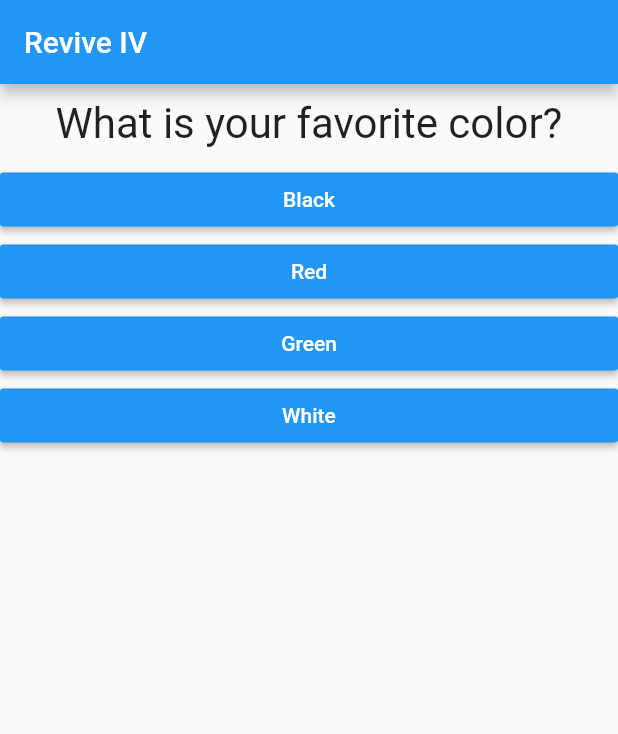
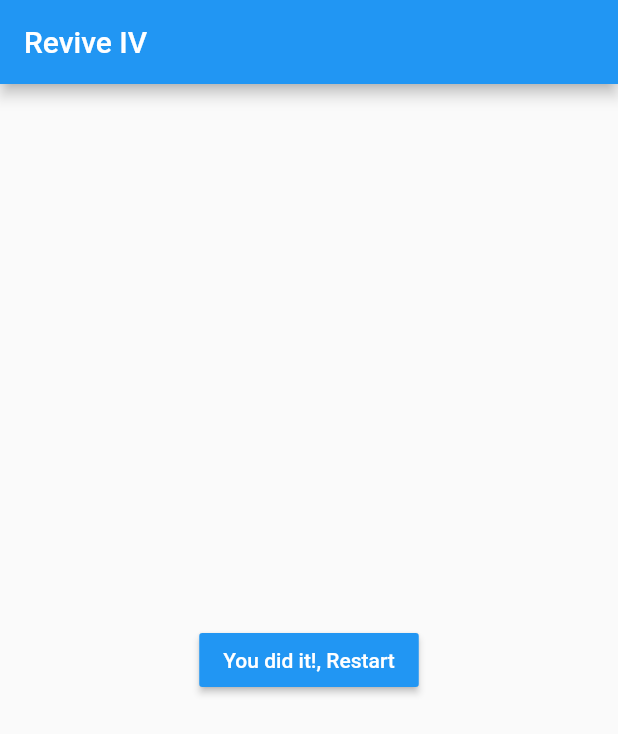
Before and after one commit to lmasullo/flutter_udemy, a Flutter app: the screen it shows after launch, after a tap on "Black", after a tap on "Snake", after a tap on "Sushi", on a phone screen of 412 x 824 dp. Shown: the top 734 px of the screen. Run offline on Flutter 3.47's test engine with Material 2 defaults, Android fonts, the phone set to English and light mode, and no system bars.

```diff
--- a/lib/main.dart
+++ b/lib/main.dart
@@ -23,7 +23,7 @@ class MyApp extends StatefulWidget {
 
 // This class is persistent state of the app
 class _MyAppState extends State<MyApp> {
-  var questions = [
+  final questions = const [
     {
       'questionText': 'What is your favorite color?',
       'answers': ['Black', 'Red', 'Green', 'White']
@@ -45,12 +45,17 @@ class _MyAppState extends State<MyApp> {
     // Set state will trigger the build method that rebuilds the UI widget tree
     setState(() {
       questionIndex = questionIndex + 1;
-      if (questionIndex == questions.length) {
-        questionIndex = 0;
-      }
+      // if (questionIndex == questions.length) {
+      //   questionIndex = 0;
+      // }
     });
 
     print(questionIndex);
+  }
+
+  restart() {
+    print('restart');
+    questionIndex = 0;
   }
 
   @override
@@ -60,7 +65,8 @@ class _MyAppState extends State<MyApp> {
         appBar: AppBar(
           title: const Text('Revive IV'),
         ),
-        body: Column(
+        body: questionIndex < questions.length || questionIndex == 0
+            ? Column(
                 children: [
                   // I'm referencing the Question class here from the question.dart file
                   Question(
@@ -70,14 +76,15 @@ class _MyAppState extends State<MyApp> {
                       .map((answer) {
                     return Answer(answerQuestion, answer);
                   }).toList(),
-
-            // Text(questions[1]),
-            // Answer(answerQuestion),
-            // RaisedButton(
-            //     child: const Text('Answer 2'), onPressed: (answerQuestion)),
-            // RaisedButton(
-            //     child: const Text('Answer 3'), onPressed: (answerQuestion)),
                 ],
+              )
+            : Center(
+                child: RaisedButton(
+                  child: Text('You did it!, Restart'),
+                  onPressed: restart,
+                  color: Colors.blue,
+                  textColor: Colors.white,
+                ),
               ),
       ),
     );
```
Lines whose indentation alone changed are shown as unchanged.
